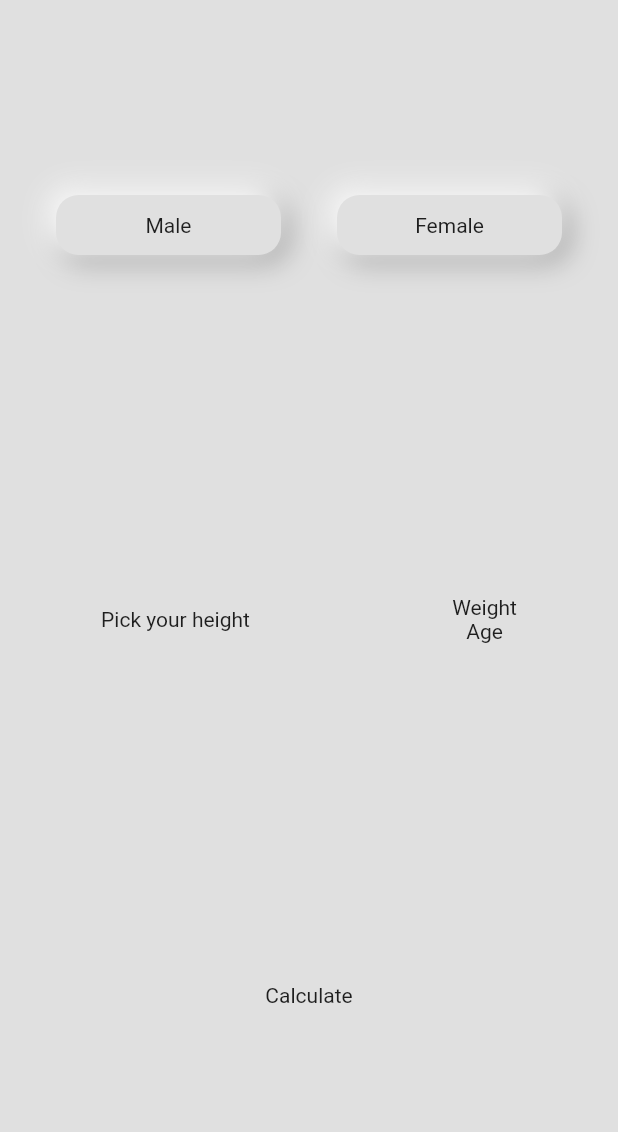
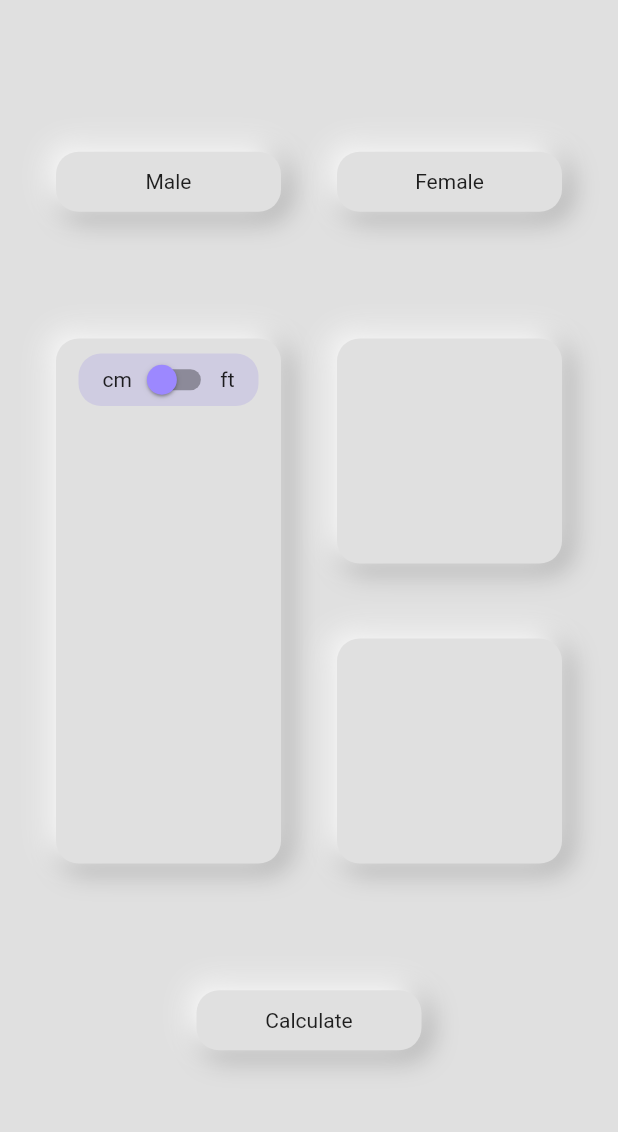
Before and after one commit to FatalError98/BMI-Calculator, a Flutter app: the screen it shows after launch, on a phone screen of 412 x 824 dp, the part 59-1191 px from its top. Run offline on Flutter 3.47's test engine with Material 2 defaults, Android fonts, the phone set to English and light mode, and no system bars; our stand-ins replace flutter_inset_box_shadow.

Commit message:
basic UI improvement

```diff
--- a/lib/constants.dart
+++ b/lib/constants.dart
@@ -3,8 +3,26 @@ import 'package:flutter/material.dart';
 //Color palette
 // const bgColor = Color.fromRGBO(245, 246, 250, 1);
 const bgColor = Color.fromARGB(255, 224, 224, 224);
-const pColor = Color.fromRGBO(156, 136, 255, 1);
-const sColor = Color.fromRGBO(140, 122, 230, 1);
+const pColor = Color.fromRGBO(140, 122, 230, 1);
+const sColor = Color.fromRGBO(156, 136, 255, 1);
 const pFontColor = Color.fromRGBO(87, 96, 111, 1);
 const sFontColor = Color.fromRGBO(116, 125, 140, 1);
 const shadowColor = Color.fromARGB(255, 158, 158, 158);
+BoxDecoration neumContanerEffect = BoxDecoration(
+  color: bgColor,
+  borderRadius: BorderRadius.circular(15),
+  boxShadow: const [
+    BoxShadow(
+      color: shadowColor,
+      offset: Offset(4, 4),
+      blurRadius: 15,
+      spreadRadius: 1,
+    ),
+    BoxShadow(
+      color: Colors.white,
+      offset: Offset(-4, -4),
+      blurRadius: 15,
+      spreadRadius: 1,
+    ),
+  ],
+);
--- a/lib/main.dart
+++ b/lib/main.dart
@@ -35,9 +35,9 @@ class MyHomePage extends StatefulWidget {
 }
 
 class _MyHomePageState extends State<MyHomePage> {
+  bool _value = false;
   @override
   Widget build(BuildContext context) {
-    final _isPicked = false;
     return Scaffold(
       backgroundColor: bgColor,
       appBar: AppBar(
@@ -52,9 +52,8 @@ class _MyHomePageState extends State<MyHomePage> {
           ),
         ),
       ),
-      body: Container(
-          child: Column(
-        mainAxisAlignment: MainAxisAlignment.spaceAround,
+      body: Column(
+        mainAxisAlignment: MainAxisAlignment.spaceEvenly,
         children: [
           Row(
             mainAxisAlignment: MainAxisAlignment.spaceEvenly,
@@ -64,21 +63,66 @@ class _MyHomePageState extends State<MyHomePage> {
             ],
           ),
           Row(
-            mainAxisAlignment: MainAxisAlignment.spaceAround,
+            mainAxisAlignment: MainAxisAlignment.spaceEvenly,
             children: [
-              Text('Pick your height'),
+              Container(
+                padding: const EdgeInsets.all(10),
+                height: 350,
+                width: 150,
+                decoration: neumContanerEffect,
+                child: Column(
+                  children: [
+                    Container(
+                      height: 35,
+                      width: 120,
+                      decoration: BoxDecoration(
+                        color: pColor.withOpacity(0.2),
+                        borderRadius: BorderRadius.circular(15),
+                      ),
+                      child: Row(
+                        mainAxisAlignment: MainAxisAlignment.center,
+                        children: [
+                          const Text('cm'),
+                          Switch(
+                            activeColor: pColor,
+                            inactiveThumbColor: sColor,
+                            value: _value,
+                            onChanged: (val) {
+                              setState(() {
+                                _value = val;
+                              });
+                            },
+                          ),
+                          const Text('ft')
+                        ],
+                      ),
+                    ),
+                  ],
+                ),
+              ),
               Column(
                 mainAxisAlignment: MainAxisAlignment.spaceBetween,
                 children: [
-                  Text('Weight'),
-                  Text('Age'),
+                  Container(
+                    height: 150,
+                    width: 150,
+                    decoration: neumContanerEffect,
+                  ),
+                  const SizedBox(
+                    height: 50,
+                  ),
+                  Container(
+                    height: 150,
+                    width: 150,
+                    decoration: neumContanerEffect,
+                  ),
                 ],
               ),
             ],
           ),
-          Text('Calculate'),
+          NeumButton(bText: 'Calculate'),
         ],
-      )),
+      ),
     );
   }
 }
```
